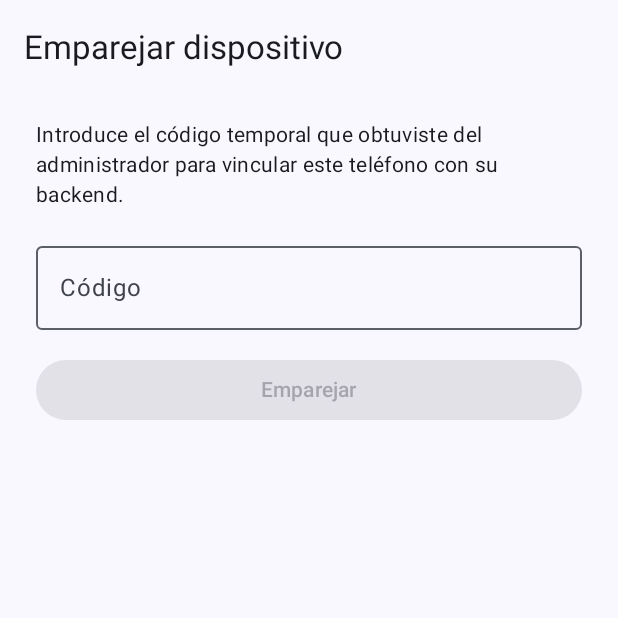
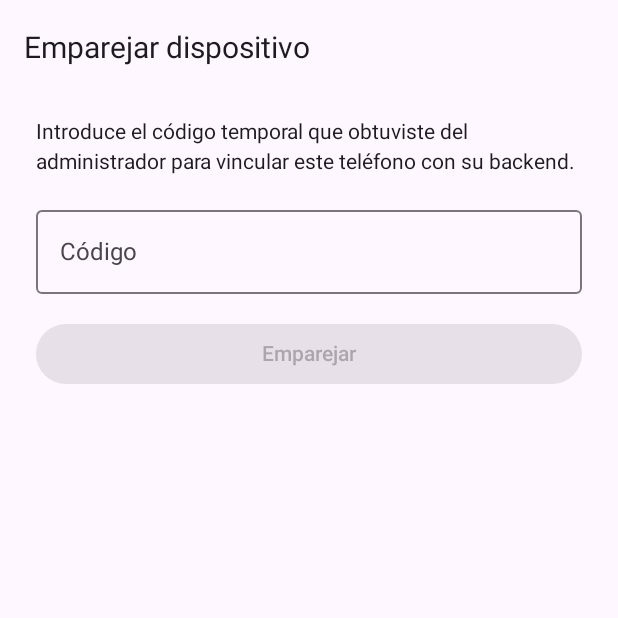
Before and after one commit to Pablovb019/renfe-notifier-android, an Android app built with Jetpack Compose: the screen it shows after launch (MainActivity), after a tap on "Emparejar dispositivo", on a phone screen of 412 x 824 dp, the top half of it. Run offline under Robolectric (Android 15) with nearby library versions, the light colour scheme and no system bars.

Commit message:
fase 2: theme mode y viewmodel

```diff
--- a/android/app/src/main/java/com/pablovb019/renfenotifier/MainActivity.kt
+++ b/android/app/src/main/java/com/pablovb019/renfenotifier/MainActivity.kt
@@ -11,18 +11,19 @@ import androidx.activity.enableEdgeToEdge
 import androidx.activity.result.contract.ActivityResultContracts
 import androidx.activity.result.launch
 import androidx.compose.foundation.isSystemInDarkTheme
-import androidx.compose.runtime.LaunchedEffect
 import androidx.compose.runtime.getValue
-import androidx.compose.runtime.mutableStateOf
-import androidx.compose.runtime.remember
-import androidx.compose.runtime.setValue
 import androidx.core.content.ContextCompat
+import androidx.lifecycle.compose.collectAsStateWithLifecycle
+import androidx.lifecycle.viewmodel.compose.viewModel
 import com.pablovb019.renfenotifier.core.network.ApiModule
 import com.pablovb019.renfenotifier.core.notifications.FcmTokenGateway
 import com.pablovb019.renfenotifier.core.notifications.NotificationDisplayer
 import com.pablovb019.renfenotifier.core.security.PreferencesRepository
 import com.pablovb019.renfenotifier.navigation.AppNavHost
 import com.pablovb019.renfenotifier.ui.theme.RenfeNotifierTheme
+import com.pablovb019.renfenotifier.ui.theme.ThemeMode
+import com.pablovb019.renfenotifier.ui.theme.ThemeViewModel
+import com.pablovb019.renfenotifier.ui.theme.ThemeViewModelFactory
 import kotlinx.coroutines.flow.MutableStateFlow
 import kotlinx.coroutines.flow.StateFlow
 import kotlinx.coroutines.flow.first
@@ -48,15 +49,14 @@ class MainActivity : ComponentActivity() {
         handleIntent(intent)
         enableEdgeToEdge()
         setContent {
-            val prefs = remember { PreferencesRepository(applicationContext) }
-            var themePreference by remember { mutableStateOf(PreferencesRepository.THEME_SYSTEM) }
-            LaunchedEffect(prefs) {
-                prefs.theme.collect { themePreference = it }
-            }
-            val darkTheme = when (themePreference) {
-                PreferencesRepository.THEME_LIGHT -> false
-                PreferencesRepository.THEME_DARK -> true
-                else -> isSystemInDarkTheme()
+            val themeViewModel: ThemeViewModel = viewModel(
+                factory = ThemeViewModelFactory(application),
+            )
+            val themeMode by themeViewModel.mode.collectAsStateWithLifecycle()
+            val darkTheme = when (themeMode) {
+                ThemeMode.SYSTEM -> isSystemInDarkTheme()
+                ThemeMode.LIGHT -> false
+                ThemeMode.DARK -> true
             }
             RenfeNotifierTheme(darkTheme = darkTheme) {
                 AppNavHost(pendingFollowupId = pendingFollowupId)
--- a/android/app/src/main/java/com/pablovb019/renfenotifier/ui/theme/Theme.kt
+++ b/android/app/src/main/java/com/pablovb019/renfenotifier/ui/theme/Theme.kt
@@ -1,75 +1,105 @@
 package com.pablovb019.renfenotifier.ui.theme
 
-import android.os.Build
 import androidx.compose.foundation.isSystemInDarkTheme
 import androidx.compose.material3.MaterialTheme
 import androidx.compose.material3.darkColorScheme
-import androidx.compose.material3.dynamicDarkColorScheme
-import androidx.compose.material3.dynamicLightColorScheme
 import androidx.compose.material3.lightColorScheme
 import androidx.compose.runtime.Composable
-import androidx.compose.ui.graphics.Color
-import androidx.compose.ui.platform.LocalContext
 
-/** Azul Renfe con neutros cálidos: paleta fija usada cuando no hay color dinámico. */
+/** Esquema claro con los 36 roles de la paleta de Renfe Notifier. */
 private val LightColors = lightColorScheme(
-    primary = Color(0xFF0057A6),
-    onPrimary = Color.White,
-    primaryContainer = Color(0xFFD6E3FF),
-    onPrimaryContainer = Color(0xFF001A3A),
-    secondary = Color(0xFF505F79),
-    onSecondary = Color.White,
-    secondaryContainer = Color(0xFFD6E3FF),
-    onSecondaryContainer = Color(0xFF0D1D33),
-    tertiary = Color(0xFF00696C),
-    onTertiary = Color.White,
-    background = Color(0xFFF9F9FF),
-    onBackground = Color(0xFF191B21),
-    surface = Color(0xFFF9F9FF),
-    onSurface = Color(0xFF191B21),
-    outline = Color(0xFF75777F),
+    primary = LightPrimary,
+    onPrimary = LightOnPrimary,
+    primaryContainer = LightPrimaryContainer,
+    onPrimaryContainer = LightOnPrimaryContainer,
+    inversePrimary = LightInversePrimary,
+    secondary = LightSecondary,
+    onSecondary = LightOnSecondary,
+    secondaryContainer = LightSecondaryContainer,
+    onSecondaryContainer = LightOnSecondaryContainer,
+    tertiary = LightTertiary,
+    onTertiary = LightOnTertiary,
+    tertiaryContainer = LightTertiaryContainer,
+    onTertiaryContainer = LightOnTertiaryContainer,
+    background = LightBackground,
+    onBackground = LightOnBackground,
+    surface = LightSurface,
+    onSurface = LightOnSurface,
+    surfaceVariant = LightSurfaceVariant,
+    onSurfaceVariant = LightOnSurfaceVariant,
+    surfaceTint = LightSurfaceTint,
+    inverseSurface = LightInverseSurface,
+    inverseOnSurface = LightInverseOnSurface,
+    error = LightError,
+    onError = LightOnError,
+    errorContainer = LightErrorContainer,
+    onErrorContainer = LightOnErrorContainer,
+    outline = LightOutline,
+    outlineVariant = LightOutlineVariant,
+    scrim = LightScrim,
+    surfaceBright = LightSurfaceBright,
+    surfaceDim = LightSurfaceDim,
+    surfaceContainer = LightSurfaceContainer,
+    surfaceContainerHigh = LightSurfaceContainerHigh,
+    surfaceContainerHighest = LightSurfaceContainerHighest,
+    surfaceContainerLow = LightSurfaceContainerLow,
+    surfaceContainerLowest = LightSurfaceContainerLowest,
 )
 
+/** Esquema oscuro con los 36 roles de la paleta de Renfe Notifier. */
 private val DarkColors = darkColorScheme(
-    primary = Color(0xFFA8C8FF),
-    onPrimary = Color(0xFF002E62),
-    primaryContainer = Color(0xFF004388),
-    onPrimaryContainer = Color(0xFFD6E3FF),
-    secondary = Color(0xFFB9C4DE),
-    onSecondary = Color(0xFF232F44),
-    secondaryContainer = Color(0xFF39455B),
-    onSecondaryContainer = Color(0xFFD6E3FF),
-    tertiary = Color(0xFF4DD8DC),
-    onTertiary = Color(0xFF003739),
-    background = Color(0xFF12141B),
-    onBackground = Color(0xFFE2E2E9),
-    surface = Color(0xFF12141B),
-    onSurface = Color(0xFFE2E2E9),
-    outline = Color(0xFF8F9099),
+    primary = DarkPrimary,
+    onPrimary = DarkOnPrimary,
+    primaryContainer = DarkPrimaryContainer,
+    onPrimaryContainer = DarkOnPrimaryContainer,
+    inversePrimary = DarkInversePrimary,
+    secondary = DarkSecondary,
+    onSecondary = DarkOnSecondary,
+    secondaryContainer = DarkSecondaryContainer,
+    onSecondaryContainer = DarkOnSecondaryContainer,
+    tertiary = DarkTertiary,
+    onTertiary = DarkOnTertiary,
+    tertiaryContainer = DarkTertiaryContainer,
+    onTertiaryContainer = DarkOnTertiaryContainer,
+    background = DarkBackground,
+    onBackground = DarkOnBackground,
+    surface = DarkSurface,
+    onSurface = DarkOnSurface,
+    surfaceVariant = DarkSurfaceVariant,
+    onSurfaceVariant = DarkOnSurfaceVariant,
+    surfaceTint = DarkSurfaceTint,
+    inverseSurface = DarkInverseSurface,
+    inverseOnSurface = DarkInverseOnSurface,
+    error = DarkError,
+    onError = DarkOnError,
+    errorContainer = DarkErrorContainer,
+    onErrorContainer = DarkOnErrorContainer,
+    outline = DarkOutline,
+    outlineVariant = DarkOutlineVariant,
+    scrim = DarkScrim,
+    surfaceBright = DarkSurfaceBright,
+    surfaceDim = DarkSurfaceDim,
+    surfaceContainer = DarkSurfaceContainer,
+    surfaceContainerHigh = DarkSurfaceContainerHigh,
+    surfaceContainerHighest = DarkSurfaceContainerHighest,
+    surfaceContainerLow = DarkSurfaceContainerLow,
+    surfaceContainerLowest = DarkSurfaceContainerLowest,
 )
 
 /**
- * Tema Material 3. Usa color dinámico (Android 12+) y conserva una paleta fija
- * con buen contraste como respaldo; soporta claro y oscuro según el sistema.
+ * Tema Material 3 de Renfe Notifier con la paleta fija (sin color dinamico).
+ * Soporta claro y oscuro segun el parametro [darkTheme] y aplica la tipografia
+ * y las formas del sistema visual de la fase 1.
  */
 @Composable
 fun RenfeNotifierTheme(
     darkTheme: Boolean = isSystemInDarkTheme(),
-    dynamicColor: Boolean = true,
     content: @Composable () -> Unit,
 ) {
-    val colorScheme = when {
-        dynamicColor && Build.VERSION.SDK_INT >= Build.VERSION_CODES.S -> {
-            val context = LocalContext.current
-            if (darkTheme) dynamicDarkColorScheme(context) else dynamicLightColorScheme(context)
-        }
-
-        darkTheme -> DarkColors
-        else -> LightColors
-    }
     MaterialTheme(
-        colorScheme = colorScheme,
-        typography = Typography,
+        colorScheme = if (darkTheme) DarkColors else LightColors,
+        typography = RenfeTypography,
+        shapes = RenfeShapes,
         content = content,
     )
 }
--- /dev/null
+++ b/android/app/src/main/java/com/pablovb019/renfenotifier/ui/theme/ThemeMode.kt
@@ -0,0 +1,28 @@
+package com.pablovb019.renfenotifier.ui.theme
+
+import com.pablovb019.renfenotifier.core.security.PreferencesRepository
+
+/**
+ * Modo de tema de la app. `toStorage()` devuelve siempre los strings exactos
+ * que ya usaba la app ("system"/"light"/"dark"): nunca `enum.name`.
+ * Valores vacíos, nulos o desconocidos se mapean a [SYSTEM].
+ */
+enum class ThemeMode {
+    SYSTEM,
+    LIGHT,
+    DARK;
+
+    fun toStorage(): String = when (this) {
+        SYSTEM -> PreferencesRepository.THEME_SYSTEM
+        LIGHT -> PreferencesRepository.THEME_LIGHT
+        DARK -> PreferencesRepository.THEME_DARK
+    }
+
+    companion object {
+        fun fromStorage(value: String?): ThemeMode = when (value) {
+            PreferencesRepository.THEME_LIGHT -> LIGHT
+            PreferencesRepository.THEME_DARK -> DARK
+            else -> SYSTEM
+        }
+    }
+}
--- /dev/null
+++ b/android/app/src/main/java/com/pablovb019/renfenotifier/ui/theme/ThemeViewModel.kt
@@ -0,0 +1,80 @@
+package com.pablovb019.renfenotifier.ui.theme
+
+import android.app.Application
+import androidx.lifecycle.ViewModel
+import androidx.lifecycle.ViewModelProvider
+import androidx.lifecycle.viewModelScope
+import com.pablovb019.renfenotifier.core.security.PreferencesRepository
+import com.pablovb019.renfenotifier.core.security.SettingsSource
+import java.io.IOException
+import kotlinx.coroutines.Job
+import kotlinx.coroutines.flow.MutableStateFlow
+import kotlinx.coroutines.flow.StateFlow
+import kotlinx.coroutines.flow.asStateFlow
+import kotlinx.coroutines.flow.catch
+import kotlinx.coroutines.flow.map
+import kotlinx.coroutines.flow.onEach
+import kotlinx.coroutines.launch
+
+/**
+ * Estado del modo de tema. Lee el valor guardado de DataStore al arrancar y
+ * persiste cada cambio de forma optimista y serializada (solo la ultima escritura
+ * gana). Un fallo de lectura/escritura se expone en [saveError] sin romper el
+ * estado visible; `CancellationException` nunca se captura.
+ */
+class ThemeViewModel(
+    private val settings: SettingsSource,
+) : ViewModel() {
+
+    private val _mode = MutableStateFlow(ThemeMode.SYSTEM)
+    val mode: StateFlow<ThemeMode> = _mode.asStateFlow()
+
+    private val _isLoading = MutableStateFlow(true)
+    val isLoading: StateFlow<Boolean> = _isLoading.asStateFlow()
+
+    private val _saveError = MutableStateFlow<String?>(null)
+    val saveError: StateFlow<String?> = _saveError.asStateFlow()
+
+    private var saveJob: Job? = null
+
+    init {
+        viewModelScope.launch {
+            settings.theme
+                .map { ThemeMode.fromStorage(it) }
+                .onEach { loaded ->
+                    _mode.value = loaded
+                    _isLoading.value = false
+                }
+                .catch { cause ->
+                    _isLoading.value = false
+                    _saveError.value = cause.message ?: "No se pudo leer el tema guardado."
+                }
+                .collect { }
+        }
+    }
+
+    fun setMode(newMode: ThemeMode) {
+        if (newMode == _mode.value) return
+        _saveError.value = null
+        _mode.value = newMode
+        saveJob?.cancel()
+        saveJob = viewModelScope.launch {
+            try {
+                settings.setTheme(newMode.toStorage())
+            } catch (e: IOException) {
+                _saveError.value = e.message ?: "No se pudo guardar el tema."
+            }
+        }
+    }
+}
+
+/** Fabrica con el contexto de la aplicacion para crear [ThemeViewModel]. */
+class ThemeViewModelFactory(private val app: Application) : ViewModelProvider.Factory {
+    @Suppress("UNCHECKED_CAST")
+    override fun <T : ViewModel> create(modelClass: Class<T>): T {
+        if (modelClass.isAssignableFrom(ThemeViewModel::class.java)) {
+            return ThemeViewModel(PreferencesRepository(app)) as T
+        }
+        throw IllegalArgumentException("ViewModel desconocido: ${modelClass.name}")
+    }
+}
```
Also changed, not shown: 4 other files.
